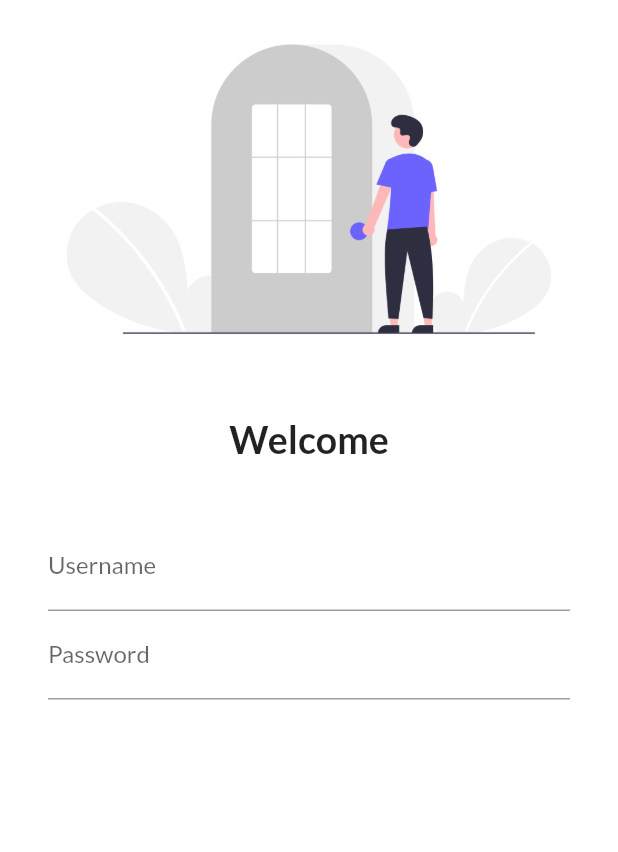
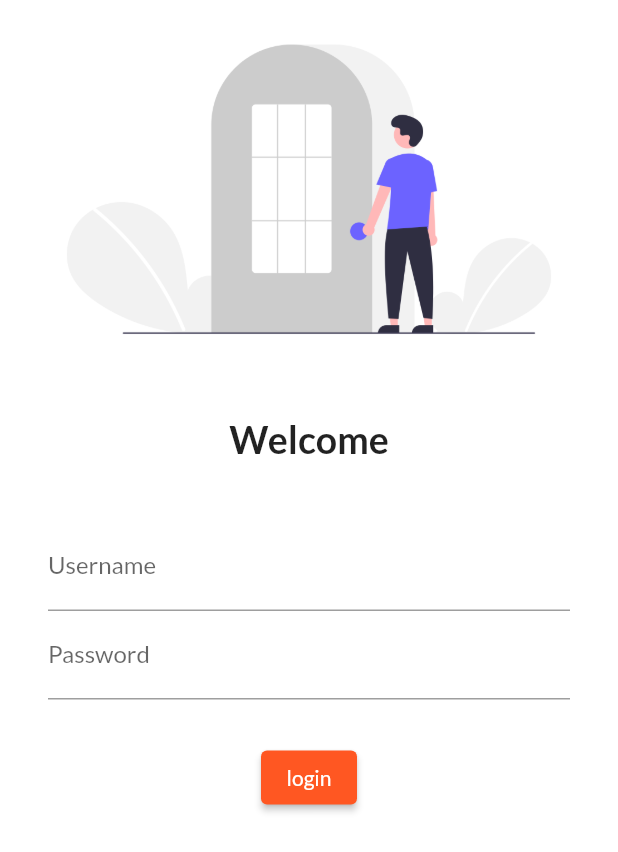
Before and after one commit to akhoney25/learningFlutter, a Flutter app: the screen it shows after launch, on a phone screen of 412 x 824 dp. Shown: the top 852 px of the screen. Run offline on Flutter 3.47's test engine with Material 2 defaults, Android fonts, the phone set to English and light mode, and no system bars; our stand-ins replace google_fonts.

Commit message:
day5 completed

```diff
--- a/lib/main.dart
+++ b/lib/main.dart
@@ -1,5 +1,6 @@
 import 'package:doctor_project/pages/home_page.dart';
 import 'package:doctor_project/pages/login_page.dart';
+import 'package:doctor_project/utils/routes.dart';
 import 'package:flutter/material.dart';
 import 'package:google_fonts/google_fonts.dart';
 
@@ -22,8 +23,8 @@ class MyApp extends StatelessWidget {
         ),
       routes: {
         "/": (context) => LoginPage(),
-        "/home": (context) => HomePage(),
-        "/login": (context) => LoginPage()
+        MyRoutes.homeRoute: (context) => HomePage(),
+        MyRoutes.loginRoute: (context) => LoginPage()
       },
     );
   }
--- a/lib/pages/home_page.dart
+++ b/lib/pages/home_page.dart
@@ -6,11 +6,13 @@ class HomePage extends StatelessWidget {
   Widget build(BuildContext context) {
     int days = 10;
 
+
     return MaterialApp(
+      debugShowCheckedModeBanner: false,
+
       home:Scaffold(
         appBar: AppBar(
-          title: Center(
-              child: Text("Doctor App")),
+          title: Text("Doctor App"),
         ),
         body: Center(
           child: Container(
--- a/lib/pages/login_page.dart
+++ b/lib/pages/login_page.dart
@@ -1,3 +1,4 @@
+import 'package:doctor_project/utils/routes.dart';
 import 'package:flutter/gestures.dart';
 import 'package:flutter/material.dart';
 
@@ -9,6 +10,8 @@ class LoginPage extends StatelessWidget {
   Widget build(BuildContext context) {
     return Material(
       color: Colors.white,
+
+      child: SingleChildScrollView(
         child: Column(
           children: [
             Image.asset(
@@ -43,11 +46,21 @@ class LoginPage extends StatelessWidget {
                           labelText: "Password"
                       ),
                     ),
+                    const SizedBox(
+                        height: 28
+                    ),
+                    ElevatedButton(
+                      child: Text("login"),
+                      onPressed:() {
+                      Navigator.pushNamed(context, MyRoutes.homeRoute);
+                      },
+                    )
                   ],
                 ),
             )
           ],
         ),
+      ),
     );
   }
 }
--- /dev/null
+++ b/lib/utils/routes.dart
@@ -0,0 +1,4 @@
+class MyRoutes{
+  static String loginRoute = "/login";
+  static String homeRoute = "/home";
+}
```
Lines whose indentation alone changed are shown as unchanged.
